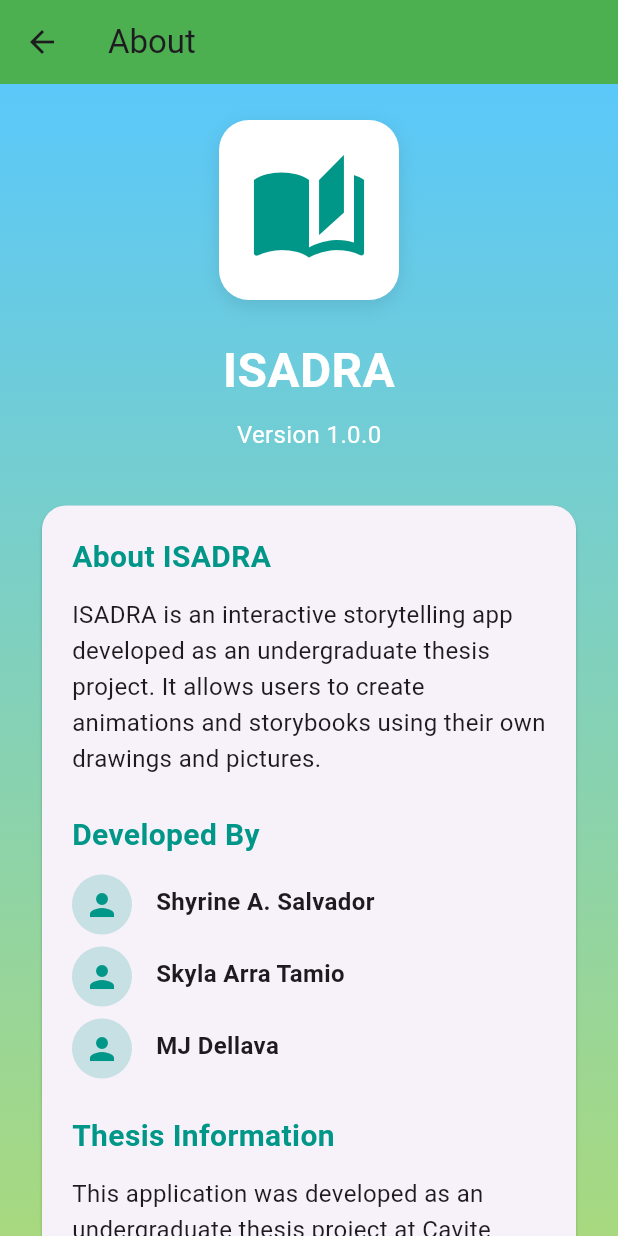
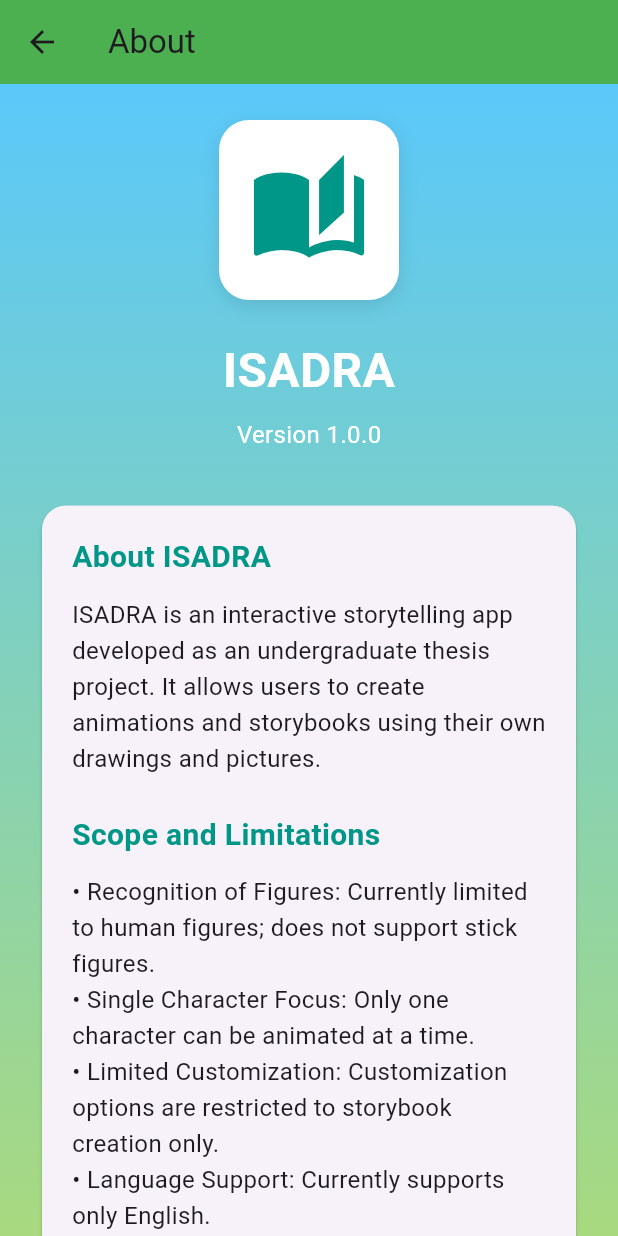
Before and after one commit to shyrxnx/isadra, a Flutter app: the AboutSettings screen opened directly, on a phone screen of 412 x 824 dp. Run offline on Flutter 3.47's test engine with Material 3 defaults, Android fonts, the phone set to English and light mode, and no system bars; our stand-ins replace audioplayers, curved_navigation_bar, fl_chart, flutter_colorpicker, flutter_dotenv, flutter_image_compress and 3 more; accounts and stored records are empty.

Commit message:
docs: add scope and limitations to About section

```diff
--- a/lib/views/screens/settings/about_settings.dart
+++ b/lib/views/screens/settings/about_settings.dart
@@ -91,6 +91,31 @@ class AboutSettings extends StatelessWidget {
                       const SizedBox(height: 12),
                       const Text(
                         'ISADRA is an interactive storytelling app developed as an undergraduate thesis project. It allows users to create animations and storybooks using their own drawings and pictures.',
+                        style: TextStyle(
+                          fontSize: 16,
+                          height: 1.5,
+                        ),
+                      ),
+                      const SizedBox(height: 24),
+
+                      // Limitations Section
+                      const Text(
+                        'Scope and Limitations',
+                        style: TextStyle(
+                          fontSize: 20,
+                          fontWeight: FontWeight.bold,
+                          color: Colors.teal,
+                        ),
+                      ),
+                      const SizedBox(height: 12),
+                      const Text(
+                        '• Recognition of Figures: Currently limited to human figures; does not support stick figures.\n'
+                            '• Single Character Focus: Only one character can be animated at a time.\n'
+                            '• Limited Customization: Customization options are restricted to storybook creation only.\n'
+                            '• Language Support: Currently supports only English.\n'
+                            '• Internet Dependency: Requires an active internet connection for key features.\n'
+                            '• Target Audience: Designed for children aged 6-12 and teens/adults aged 13 and above.\n'
+                            '• Storybook Creation: Users can create a maximum of 20 storybooks, each with up to 20 slides.',
                         style: TextStyle(
                           fontSize: 16,
                           height: 1.5,
```
